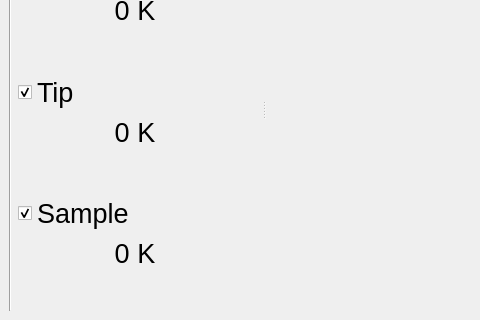
Above: gui/temperature_monitor/ui_temperature_monitor.ui from projecthira/qudi-hira before the change; both pictures show x 0 to 480 and y 150 to 470 of the 667 by 470 pixel window. Below: the same form after it.
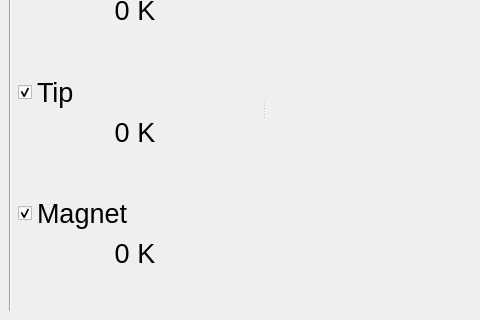
That is the form after the change. Icons and pictures are not drawn.

Commit message: Temperature monitor updated with Magnet T monitoring.

```diff
--- a/gui/temperature_monitor/ui_temperature_monitor.ui
+++ b/gui/temperature_monitor/ui_temperature_monitor.ui
@@ -112,7 +112,7 @@
        </font>
       </property>
       <property name="text">
-       <string>Sample</string>
+       <string>Magnet</string>
       </property>
       <property name="checked">
        <bool>true</bool>
```
Left out of the diff: 6 changed lines with no effect on the pictures. The commit also changes 3 other files.
